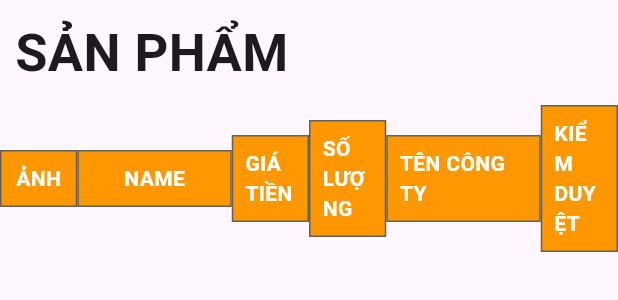
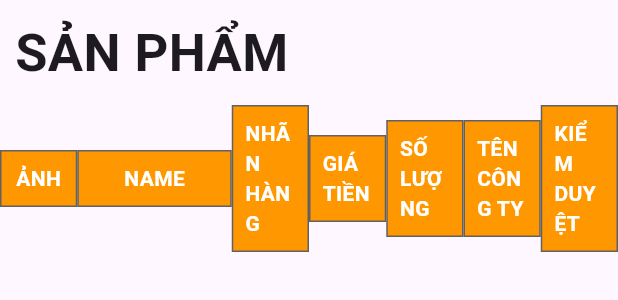
Before and after one commit to NQTuan1520/tuan_shop_web_admin, a Flutter app: the ProductScreen widget shown alone on an empty page, opened directly, on a phone screen of 412 x 824 dp. Shown: the top 300 px of the screen. Run offline on Flutter 3.47's test engine with Material 3 defaults, Android fonts, the phone set to English and light mode, and no system bars; our stand-ins replace cloud_firestore, file_picker, firebase_core, firebase_storage, flutter_easyloading; missing offline and left inert: flutter_admin_scaffold; accounts and stored records are empty.

```diff
--- a/lib/views/screens/side_bar_screens/products_screen.dart
+++ b/lib/views/screens/side_bar_screens/products_screen.dart
@@ -50,9 +50,10 @@ class ProductScreen extends StatelessWidget {
             children: [
               _rowHeader('ẢNH', 1),
               _rowHeader('NAME', 2),
+              _rowHeader('NHÃN HÀNG', 1),
               _rowHeader('GIÁ TIỀN', 1),
               _rowHeader('SỐ LƯỢNG', 1),
-              _rowHeader('TÊN CÔNG TY', 2),
+              _rowHeader('TÊN CÔNG TY', 1),
               _rowHeader('KIỂM DUYỆT', 1),
             ],
           ),
```
Also changed, not shown: lib/views/screens/side_bar_screens/widgets/product_list_widget.dart (+19 -7 lines).
